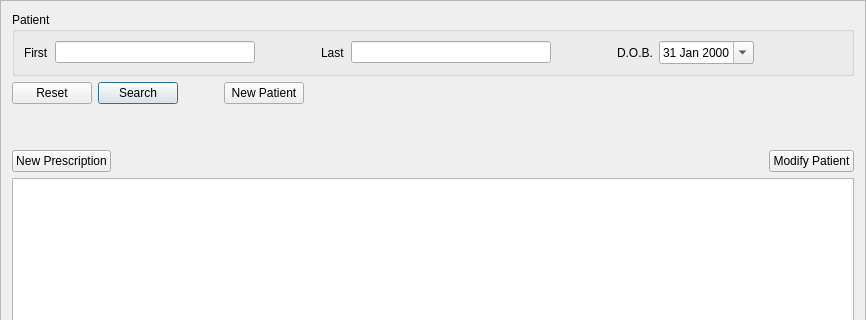
The window that mtrack/patientsearch.ui (kyledevans/Medicine-Track) describes before a commit, drawn with Qt 5; both pictures show x 0 to 866 and y 0 to 320 of the 866 by 535 pixel window.
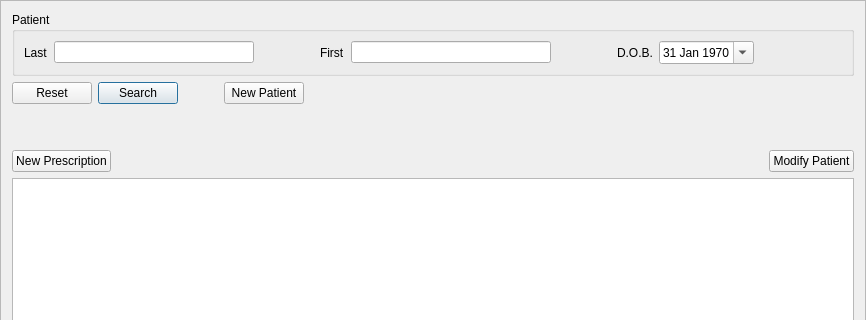
The same window after the commit.

Commit message: Touched up UI.  Searching patients by date works. 	modified:   mtrack/inventoryframe.ui 	modified:   mtrack/medicationsframe.ui 	modified:   mtrack/patientsearch.cpp 	modified:   mtrack/patientsearch.h 	modified:   mtrack/patientsearch.ui 	modified:   mtrack/prescriptionsframe.cpp 	modified:   mtrack/prescriptionsframe.h 	modified:   mtrack/prescriptionsframe.ui 	modified:   sql_commands.txt

Patch:
```diff
--- a/mtrack/patientsearch.ui
+++ b/mtrack/patientsearch.ui
@@ -23,45 +23,6 @@
       <string>Patient</string>
      </property>
      <layout class="QHBoxLayout" name="horizontalLayout_2">
-      <item>
-       <widget class="QLabel" name="firstNameLabel">
-        <property name="text">
-         <string>First</string>
-        </property>
-       </widget>
-      </item>
-      <item>
-       <widget class="QLineEdit" name="firstNameField">
-        <property name="minimumSize">
-         <size>
-          <width>200</width>
-          <height>0</height>
-         </size>
-        </property>
-        <property name="maximumSize">
-         <size>
-          <width>250</width>
-          <height>16777215</height>
-         </size>
-        </property>
-       </widget>
-      </item>
-      <item>
-       <spacer name="horizontalSpacer_3">
-        <property name="orientation">
-         <enum>Qt::Horizontal</enum>
-        </property>
-        <property name="sizeType">
-         <enum>QSizePolicy::Fixed</enum>
-        </property>
-        <property name="sizeHint" stdset="0">
-         <size>
-          <width>60</width>
-          <height>20</height>
-         </size>
-        </property>
-       </spacer>
-      </item>
       <item>
        <widget class="QLabel" name="lastNameLabel">
         <property name="text">
@@ -101,6 +62,45 @@
         </property>
        </spacer>
       </item>
+      <item>
+       <widget class="QLabel" name="firstNameLabel">
+        <property name="text">
+         <string>First</string>
+        </property>
+       </widget>
+      </item>
+      <item>
+       <widget class="QLineEdit" name="firstNameField">
+        <property name="minimumSize">
+         <size>
+          <width>200</width>
+          <height>0</height>
+         </size>
+        </property>
+        <property name="maximumSize">
+         <size>
+          <width>250</width>
+          <height>16777215</height>
+         </size>
+        </property>
+       </widget>
+      </item>
+      <item>
+       <spacer name="horizontalSpacer_3">
+        <property name="orientation">
+         <enum>Qt::Horizontal</enum>
+        </property>
+        <property name="sizeType">
+         <enum>QSizePolicy::Fixed</enum>
+        </property>
+        <property name="sizeHint" stdset="0">
+         <size>
+          <width>60</width>
+          <height>20</height>
+         </size>
+        </property>
+       </spacer>
+      </item>
       <item>
        <widget class="QLabel" name="dobLabel">
         <property name="text">
@@ -110,15 +110,12 @@
       </item>
       <item>
        <widget class="QDateEdit" name="dobField">
-        <property name="dateTime">
-         <datetime>
-          <hour>0</hour>
-          <minute>0</minute>
-          <second>0</second>
-          <year>2000</year>
+        <property name="date">
+         <date>
+          <year>1970</year>
           <month>1</month>
           <day>31</day>
-         </datetime>
+         </date>
         </property>
         <property name="calendarPopup">
          <bool>true</bool>
```
Left out of the diff: 6 changed lines with no effect on the pictures. The commit also changes 8 other files.
